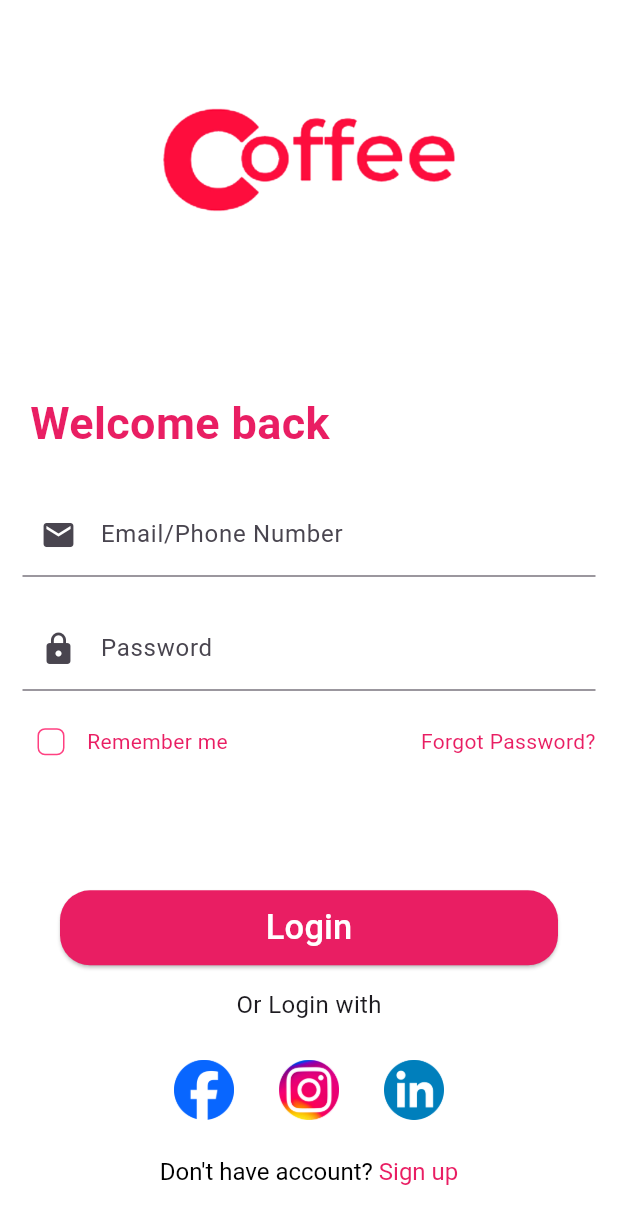
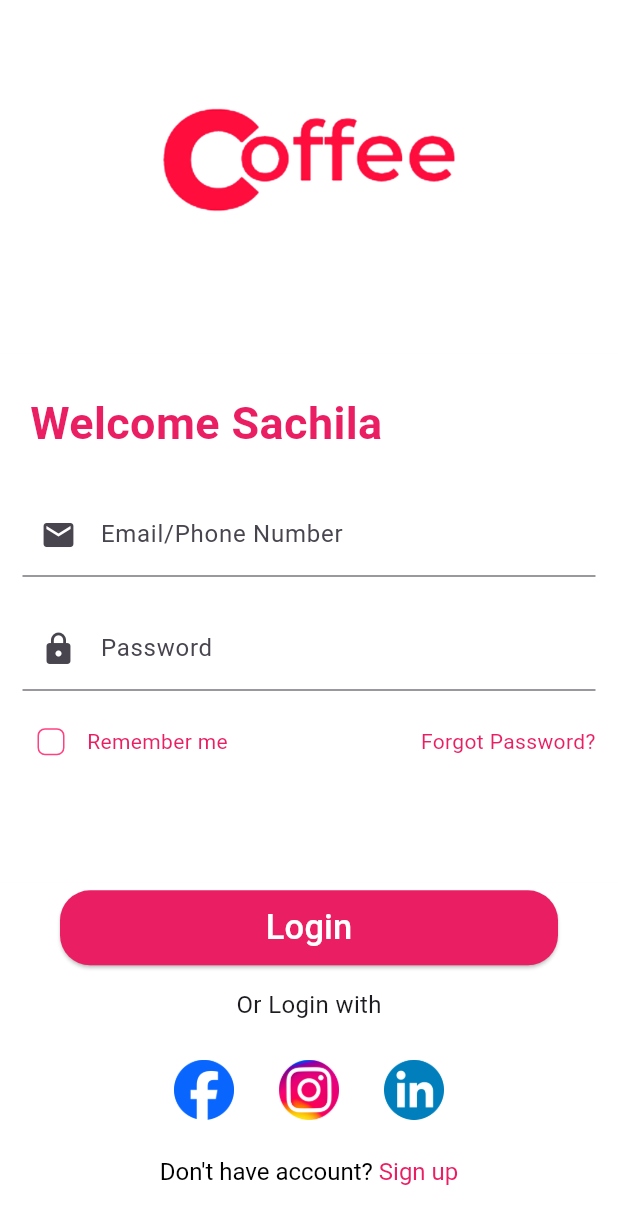
Before and after one commit to ssgamage/loginscreenUIflutter, a Flutter app: the screen it shows after launch, on a phone screen of 412 x 824 dp. Shown: the top 1224 px of the screen. Run offline on Flutter 3.47's test engine with Material 3 defaults, Android fonts, the light colour scheme and no system bars.

Commit message:
Demo text edit

```diff
--- a/lib/main.dart
+++ b/lib/main.dart
@@ -43,7 +43,8 @@ class _MyAppState extends State<MyApp> {
                       padding:
                           EdgeInsets.symmetric(vertical: 25, horizontal: 20),
                       child: Text(
-                        'Welcome back',
+                        //Demo Edit for test 'Welcome back'
+                        'Welcome Sachila',
                         style: TextStyle(
                           fontSize: 30,
                           color: Colors.pink,
```
